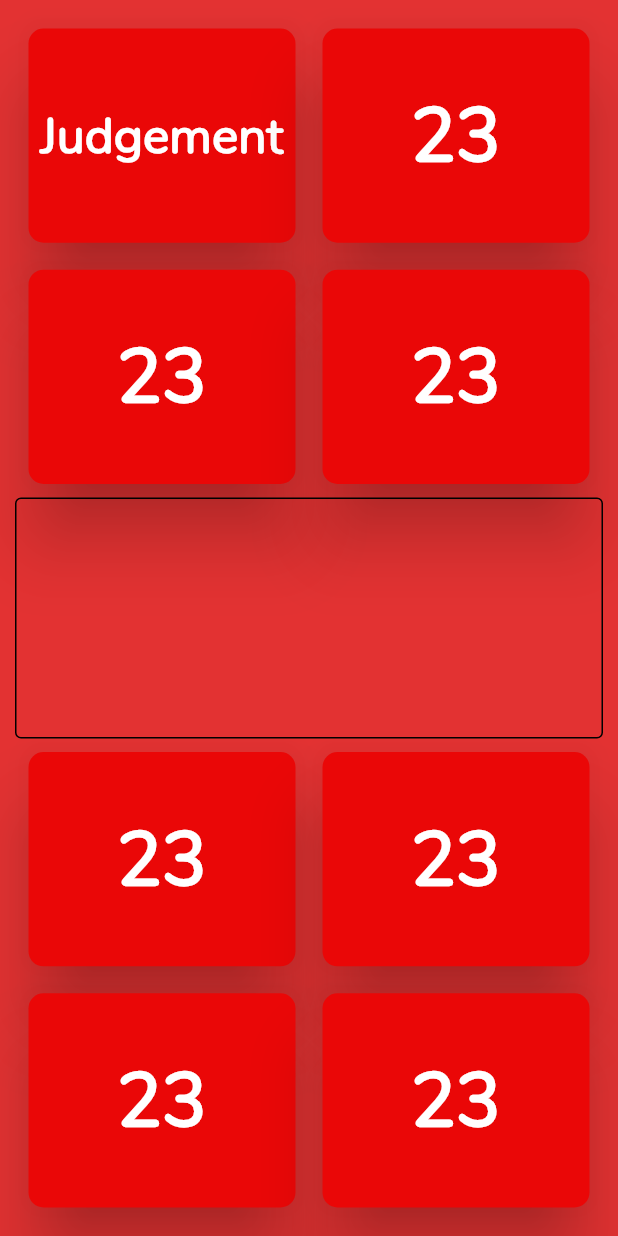
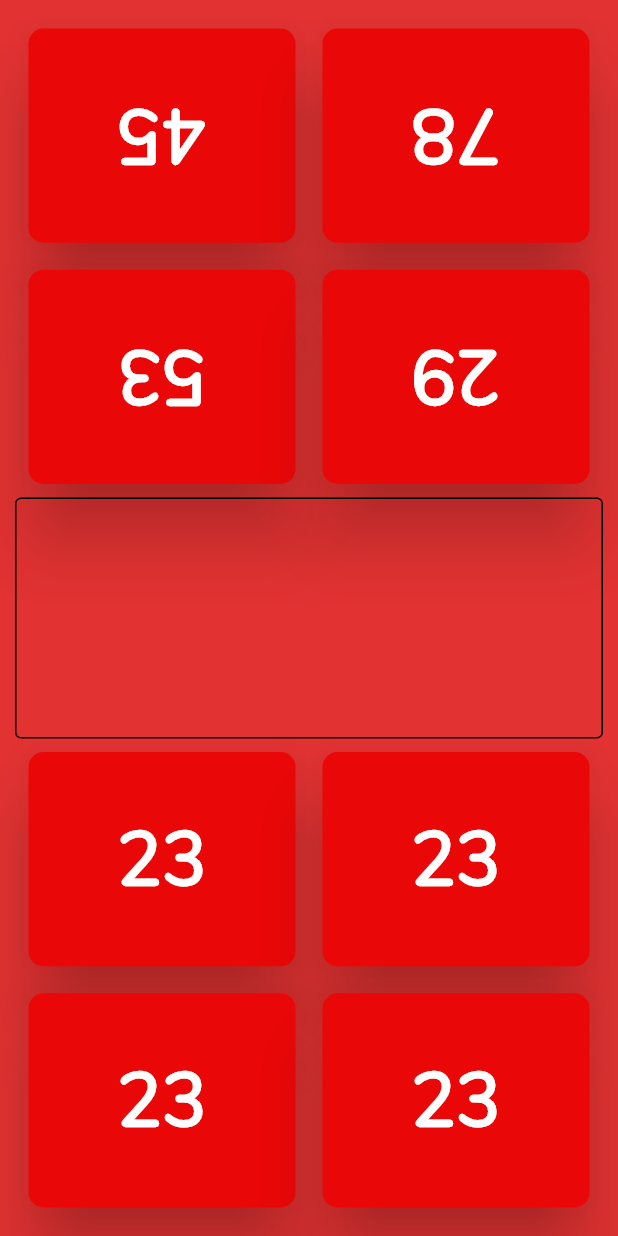
Before and after one commit to msafwanalam/split, a Flutter app: the screen it shows after launch, on a phone screen of 412 x 824 dp. Run offline on Flutter 3.47's test engine with Material 2 defaults, Android fonts, the phone set to English and light mode, and no system bars.

Commit message:
Implemented Rotation of Text

```diff
--- a/lib/GameUserInterface.dart
+++ b/lib/GameUserInterface.dart
@@ -40,7 +40,8 @@ class _GameUserInterface extends State<GameUserInterface> {
                     Expanded(
                       flex: 1,
                       child: QuestionButton(
-                        firstText: 'Judgement',
+                        ifBlue: true,
+                        firstText: '45',
                         fontSize: 50.0,
                         color: _color,
                         highlightColor: Color(0xffc10909),
@@ -56,7 +57,8 @@ class _GameUserInterface extends State<GameUserInterface> {
                     Expanded(
                       flex: 1,
                       child: QuestionButton(
-                        firstText: '23',
+                        ifBlue: true,
+                        firstText: '78',
                         fontSize: 50.0,
                         color: _color,
                         highlightColor: Color(0xffc10909),
@@ -80,7 +82,8 @@ class _GameUserInterface extends State<GameUserInterface> {
                     Expanded(
                       flex: 1,
                       child: QuestionButton(
-                        firstText: '23',
+                        ifBlue: true,
+                        firstText: '53',
                         fontSize: 50.0,
                         color: _color,
                         highlightColor: Color(0xffc10909),
@@ -96,7 +99,8 @@ class _GameUserInterface extends State<GameUserInterface> {
                     Expanded(
                       flex: 1,
                       child: QuestionButton(
-                        firstText: '23',
+                        ifBlue: true,
+                        firstText: '29',
                         fontSize: 50.0,
                         color: _color,
                         highlightColor: Color(0xffc10909),
--- a/lib/QuestionButton.dart
+++ b/lib/QuestionButton.dart
@@ -42,6 +42,9 @@ class QuestionButton extends StatelessWidget {
           highlightColor: highlightColor,
           elevation: 20,
           highlightElevation: 2,
+          child: ifBlue == true
+              ? RotatedBox(
+                  quarterTurns: 2,
                   child: FittedBox(
                     fit: BoxFit.contain,
                     child: Text(
@@ -50,7 +53,19 @@ class QuestionButton extends StatelessWidget {
                           fontSize: fontSize,
                           fontWeight: FontWeight.bold,
                           fontFamily: 'Nunito-Regular'),
-          ),),
+                    ),
+                  ),
+                )
+              : FittedBox(
+                  fit: BoxFit.contain,
+                  child: Text(
+                    firstText,
+                    style: TextStyle(
+                        fontSize: fontSize,
+                        fontWeight: FontWeight.bold,
+                        fontFamily: 'Nunito-Regular'),
+                  ),
+                ),
           onPressed: onPressed,
         ),
       ),
```
Lines whose indentation alone changed are shown as unchanged.
